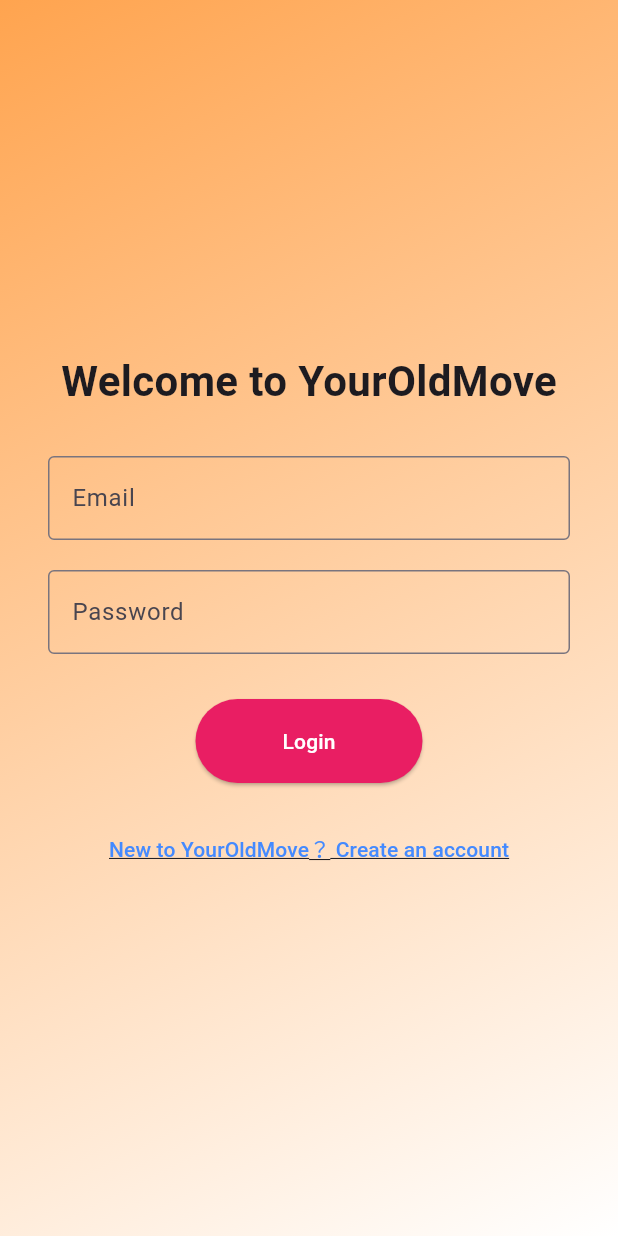
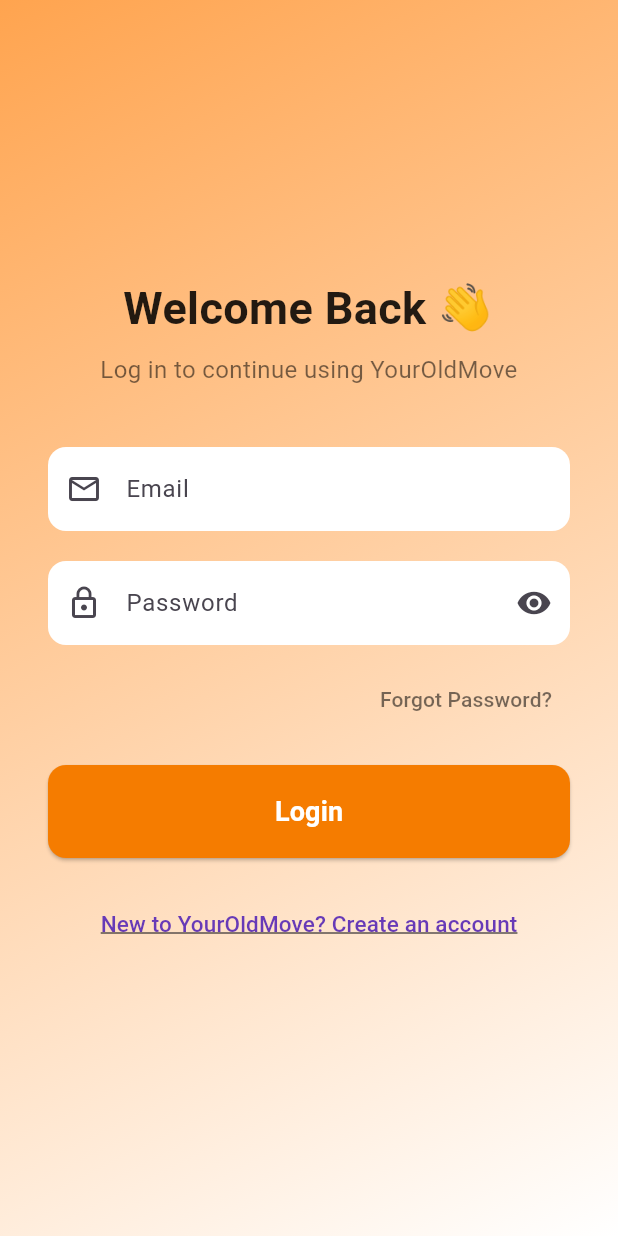
Before and after one commit to lurking92/youroldmove, a Flutter app: the Login screen opened by its route, on a phone screen of 412 x 824 dp. Run offline on Flutter 3.47's test engine with Material 3 defaults, Android fonts, the phone set to English and light mode, and no system bars; our stand-ins replace cloud_firestore, firebase_auth, firebase_core, firebase_messaging, firebase_storage, image_picker and 1 more; accounts and stored records are empty.

Commit message:
Update login.dart

```diff
--- a/lib/login.dart
+++ b/lib/login.dart
@@ -13,6 +13,7 @@ class _LoginState extends State<Login> with SingleTickerProviderStateMixin {
   final _passwordController = TextEditingController();
 
   bool _isLoading = false;
+  bool _obscurePassword = true;
   late AnimationController _animationController;
   late Animation<double> _fadeAnimation;
 
@@ -48,10 +49,9 @@ class _LoginState extends State<Login> with SingleTickerProviderStateMixin {
     } on FirebaseAuthException catch (e) {
       showDialog(
         context: context,
-        builder:
-            (_) => AlertDialog(
+        builder: (_) => AlertDialog(
           title: const Text('Login Failed'),
-              content: Text(e.message ?? 'Unknown error occurred'),
+          content: Text('Email or password incorrect'),
           actions: [
             TextButton(
               onPressed: () => Navigator.pop(context),
@@ -79,57 +79,104 @@ class _LoginState extends State<Login> with SingleTickerProviderStateMixin {
         child: FadeTransition(
           opacity: _fadeAnimation,
           child: Center(
-            child: Padding(
-              padding: const EdgeInsets.all(32.0),
+            child: SingleChildScrollView(
+              padding: const EdgeInsets.symmetric(horizontal: 32.0, vertical: 48.0),
               child: Column(
                 mainAxisSize: MainAxisSize.min,
+                crossAxisAlignment: CrossAxisAlignment.stretch,
                 children: [
                   const Text(
-                    'Welcome to YourOldMove',
-                    style: TextStyle(fontSize: 28, fontWeight: FontWeight.bold),
+                    'Welcome Back 👋',
+                    textAlign: TextAlign.center,
+                    style: TextStyle(
+                      fontSize: 30,
+                      fontWeight: FontWeight.bold,
+                      color: Colors.black87,
                     ),
-                  const SizedBox(height: 30),
+                  ),
+                  const SizedBox(height: 8),
+                  const Text(
+                    'Log in to continue using YourOldMove',
+                    textAlign: TextAlign.center,
+                    style: TextStyle(fontSize: 16, color: Colors.black54),
+                  ),
+                  const SizedBox(height: 40),
                   TextField(
                     controller: _emailController,
-                    decoration: const InputDecoration(
+                    keyboardType: TextInputType.emailAddress,
+                    style: const TextStyle(color: Colors.black),
+                    decoration: InputDecoration(
                       labelText: 'Email',
-                      border: OutlineInputBorder(),
+                      prefixIcon: const Icon(Icons.email_outlined),
+                      filled: true,
+                      fillColor: Colors.white,
+                      border: OutlineInputBorder(
+                        borderRadius: BorderRadius.circular(12),
+                        borderSide: BorderSide.none,
+                      ),
                     ),
                   ),
                   const SizedBox(height: 20),
                   TextField(
                     controller: _passwordController,
-                    obscureText: true,
-                    decoration: const InputDecoration(
+                    obscureText: _obscurePassword,
+                    style: const TextStyle(color: Colors.black),
+                    decoration: InputDecoration(
                       labelText: 'Password',
-                      border: OutlineInputBorder(),
+                      prefixIcon: const Icon(Icons.lock_outline),
+                      suffixIcon: IconButton(
+                        icon: Icon(_obscurePassword ? Icons.visibility : Icons.visibility_off),
+                        onPressed: () {
+                          setState(() {
+                            _obscurePassword = !_obscurePassword;
+                          });
+                        },
+                      ),
+                      filled: true,
+                      fillColor: Colors.white,
+                      border: OutlineInputBorder(
+                        borderRadius: BorderRadius.circular(12),
+                        borderSide: BorderSide.none,
                       ),
                     ),
-                  const SizedBox(height: 30),
+                  ),
+                  const SizedBox(height: 12),
+                  Align(
+                    alignment: Alignment.centerRight,
+                    child: TextButton(
+                      onPressed: () {},
+                      child: const Text(
+                        'Forgot Password?',
+                        style: TextStyle(fontSize: 14, color: Colors.black54),
+                      ),
+                    ),
+                  ),
+                  const SizedBox(height: 20),
                   _isLoading
-                      ? const CircularProgressIndicator()
+                      ? const Center(child: CircularProgressIndicator())
                       : ElevatedButton(
                     onPressed: _login,
                     style: ElevatedButton.styleFrom(
-                          backgroundColor: Colors.pink,
+                      backgroundColor: Colors.orange.shade700,
                       foregroundColor: Colors.white,
-                          padding: const EdgeInsets.symmetric(
-                            horizontal: 58,
-                            vertical: 18,
+                      padding: const EdgeInsets.symmetric(vertical: 18),
+                      shape: RoundedRectangleBorder(
+                        borderRadius: BorderRadius.circular(12),
                       ),
                     ),
-                        child: const Text('Login'),
+                    child: const Text(
+                      'Login',
+                      style: TextStyle(fontSize: 18, fontWeight: FontWeight.bold),
+                    ),
                   ),
                   const SizedBox(height: 20),
                   TextButton(
-                    onPressed: () {
-                      Navigator.pushNamed(context, '/signup');
-                    },
+                    onPressed: () => Navigator.pushNamed(context, '/signup'),
                     child: const Text(
-                      'New to YourOldMove？ Create an account',
+                      'New to YourOldMove? Create an account',
                       style: TextStyle(
-                        color: Colors.blueAccent,
-                        fontSize: 14,
+                        fontSize: 15,
+                        color: Colors.deepPurple,
                         decoration: TextDecoration.underline,
                       ),
                     ),
```
Lines whose indentation alone changed are shown as unchanged.
